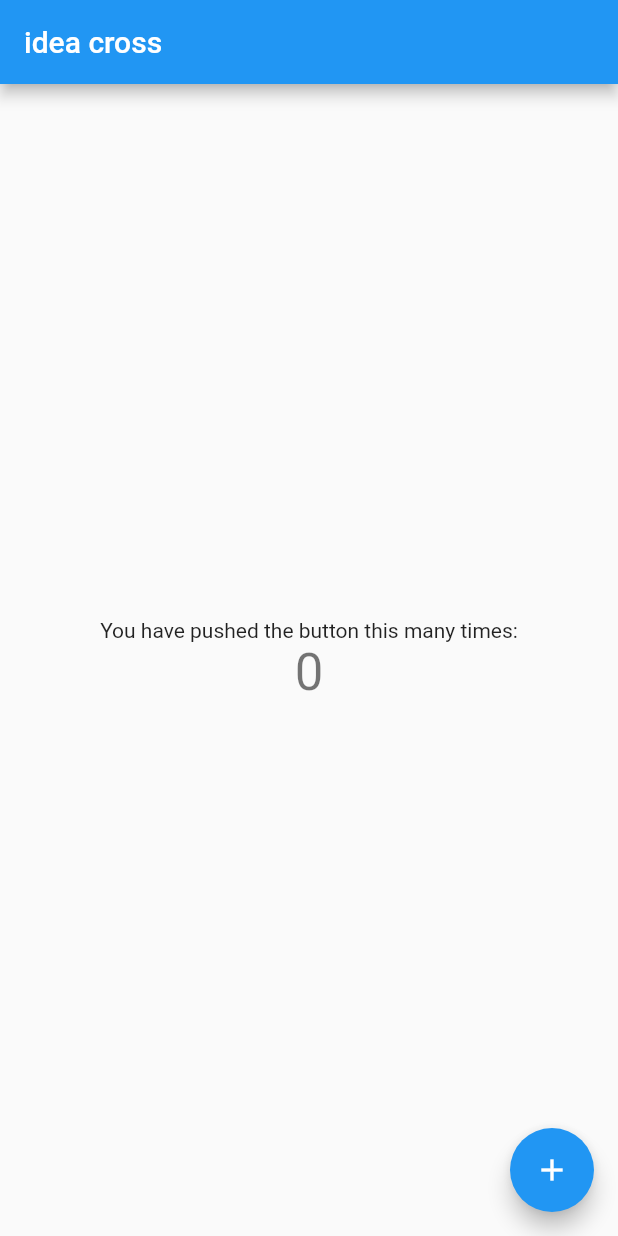
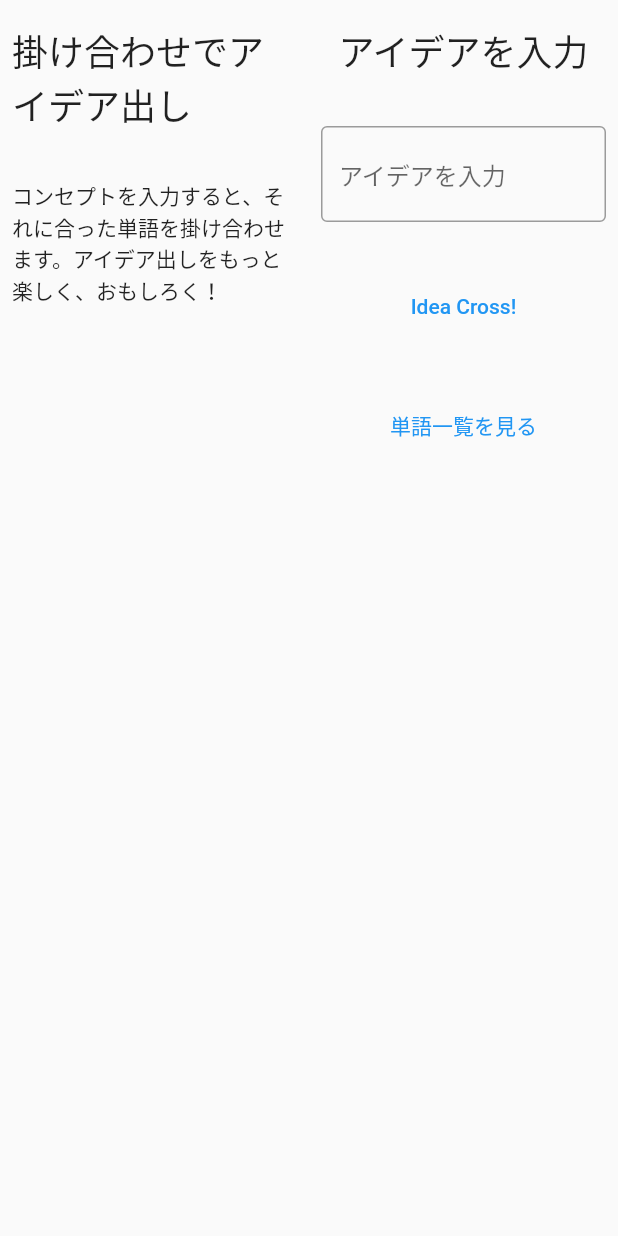
Before and after one commit to yuro241/idea-cross, a Flutter app: the screen it shows after launch, on a phone screen of 412 x 824 dp. Run offline on Flutter 3.47's test engine with Material 2 defaults, Android fonts, the phone set to English and light mode, and no system bars.

Commit message:
add: home screen components

```diff
--- /dev/null
+++ b/lib/home/home_screen.dart
@@ -0,0 +1,80 @@
+import 'package:flutter/material.dart';
+import 'package:flutter/widgets.dart';
+
+class HomeScreen extends StatefulWidget {
+  @override
+  HomeScreenState createState() => HomeScreenState();
+}
+
+class HomeScreenState extends State<HomeScreen> {
+  @override
+  Widget build(BuildContext context) {
+    return Row(
+      children: [
+        Flexible(
+          child: Column(
+            children: [
+              Padding(
+                padding: EdgeInsets.symmetric(horizontal: 8, vertical: 16),
+                child: Text(
+                  '掛け合わせでアイデア出し',
+                  style: Theme.of(context).textTheme.headline5,
+                ),
+              ),
+              Padding(
+                padding: EdgeInsets.symmetric(horizontal: 8, vertical: 16),
+                child: Text(
+                  'コンセプトを入力すると、それに合った単語を掛け合わせます。アイデア出しをもっと楽しく、おもしろく！',
+                  style: Theme.of(context).textTheme.bodyText1,
+                ),
+              ),
+            ],
+          ),
+        ),
+        Flexible(
+          child: Column(
+            children: [
+              Padding(
+                padding: EdgeInsets.symmetric(
+                  horizontal: 8,
+                  vertical: 16,
+                ),
+                child: Text(
+                  'アイデアを入力',
+                  style: Theme.of(context).textTheme.headline5,
+                ),
+              ),
+              Padding(
+                padding: EdgeInsets.symmetric(horizontal: 8, vertical: 16),
+                child: TextField(
+                  decoration: InputDecoration(
+                    border: OutlineInputBorder(),
+                    hintText: 'アイデアを入力',
+                  ),
+                ),
+              ),
+              Padding(
+                padding: EdgeInsets.symmetric(horizontal: 8, vertical: 16),
+                child: TextButton(
+                  onPressed: () {
+                    print('on pressed idea cross button');
+                  },
+                  child: Text('Idea Cross!'),
+                ),
+              ),
+              Padding(
+                padding: EdgeInsets.symmetric(horizontal: 8, vertical: 16),
+                child: TextButton(
+                  onPressed: () {
+                    print('on pressed 単語一覧を見る button');
+                  },
+                  child: Text('単語一覧を見る'),
+                ),
+              ),
+            ],
+          ),
+        ),
+      ],
+    );
+  }
+}
--- a/lib/main.dart
+++ b/lib/main.dart
@@ -1,66 +1,15 @@
 import 'package:flutter/material.dart';
+import 'package:myapp/home/home_screen.dart';
 
-void main() {
-  runApp(MyApp());
-}
+void main() => runApp(AppBase());
 
-class MyApp extends StatelessWidget {
-  // This widget is the root of your application.
+class AppBase extends StatelessWidget {
   @override
   Widget build(BuildContext context) {
     return MaterialApp(
-      title: 'Flutter Demo',
-      theme: ThemeData(
-        primarySwatch: Colors.blue,
+      home: Scaffold(
+        body: HomeScreen(),
       ),
-      home: MyHomePage(title: 'idea cross'),
     );
   }
 }
-
-class MyHomePage extends StatefulWidget {
-  MyHomePage({Key? key, required this.title}) : super(key: key);
-
-  final String title;
-
-  @override
-  _MyHomePageState createState() => _MyHomePageState();
-}
-
-class _MyHomePageState extends State<MyHomePage> {
-  int _counter = 0;
-
-  void _incrementCounter() {
-    setState(() {
-      _counter++;
-    });
-  }
-
-  @override
-  Widget build(BuildContext context) {
-    return Scaffold(
-      appBar: AppBar(
-        title: Text(widget.title),
-      ),
-      body: Center(
-        child: Column(
-          mainAxisAlignment: MainAxisAlignment.center,
-          children: <Widget>[
-            Text(
-              'You have pushed the button this many times:',
-            ),
-            Text(
-              '$_counter',
-              style: Theme.of(context).textTheme.headline4,
-            ),
-          ],
-        ),
-      ),
-      floatingActionButton: FloatingActionButton(
-        onPressed: _incrementCounter,
-        tooltip: 'Increment',
-        child: Icon(Icons.add),
-      ), // This trailing comma makes auto-formatting nicer for build methods.
-    );
-  }
-}
```
Also changed, not shown: 1 other file.
